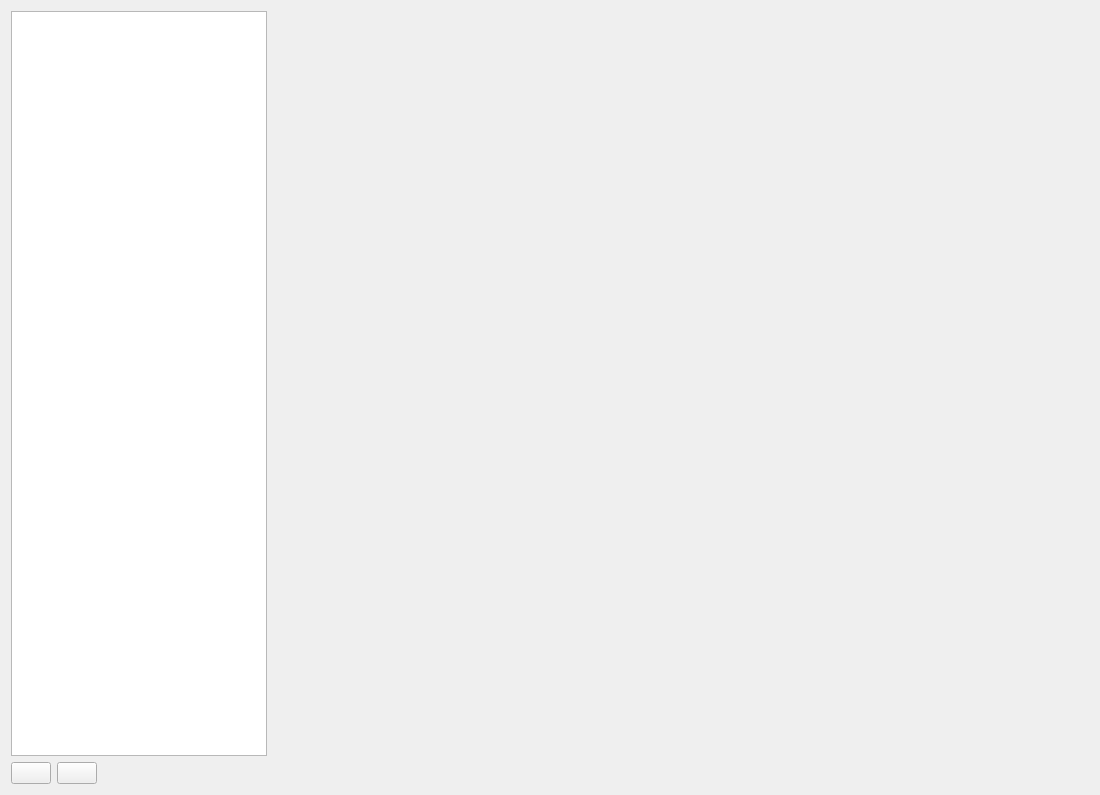
The window that apps/EuropeGameDesigner/res/GameDesigner.ui (Ingener74/Jupiter) describes before a commit, drawn with Qt 5.
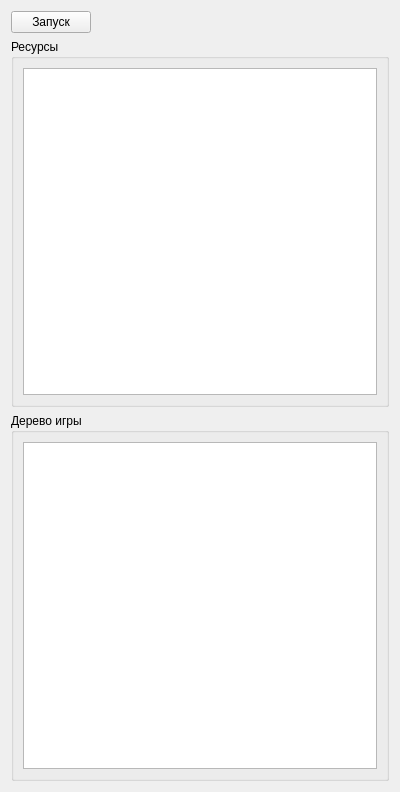
The same window after the commit. Icons and pictures are not drawn.

Commit message: удалил старое окно в Европе

Diff of the .ui file:
```diff
--- a/apps/EuropeGameDesigner/res/GameDesigner.ui
+++ b/apps/EuropeGameDesigner/res/GameDesigner.ui
@@ -6,8 +6,8 @@
    <rect>
     <x>0</x>
     <y>0</y>
-    <width>1100</width>
-    <height>795</height>
+    <width>400</width>
+    <height>792</height>
    </rect>
   </property>
   <property name="windowTitle">
@@ -17,47 +17,13 @@
    <iconset resource="resources.qrc">
     <normaloff>:/qt_level_editor.png</normaloff>:/qt_level_editor.png</iconset>
   </property>
-  <layout class="QVBoxLayout" name="verticalLayout_2">
-   <item>
-    <layout class="QHBoxLayout" name="horizontalLayout_2">
-     <item>
-      <layout class="QVBoxLayout" name="verticalLayout">
-       <item>
-        <widget class="QTreeView" name="nodeTreeView"/>
-       </item>
+  <layout class="QVBoxLayout" name="verticalLayout_3">
        <item>
         <layout class="QHBoxLayout" name="horizontalLayout">
          <item>
           <widget class="QPushButton" name="addNodeButton">
            <property name="text">
-            <string/>
-           </property>
-           <property name="icon">
-            <iconset resource="resources.qrc">
-             <normaloff>:/add.png</normaloff>:/add.png</iconset>
-           </property>
-           <property name="iconSize">
-            <size>
-             <width>32</width>
-             <height>32</height>
-            </size>
-           </property>
-          </widget>
-         </item>
-         <item>
-          <widget class="QPushButton" name="removeNodeButton">
-           <property name="text">
-            <string/>
-           </property>
-           <property name="icon">
-            <iconset resource="resources.qrc">
-             <normaloff>:/rb_full.png</normaloff>:/rb_full.png</iconset>
-           </property>
-           <property name="iconSize">
-            <size>
-             <width>32</width>
-             <height>32</height>
-            </size>
+        <string>Запуск</string>
            </property>
           </widget>
          </item>
@@ -76,36 +42,29 @@
          </item>
         </layout>
        </item>
-      </layout>
-     </item>
      <item>
-      <widget class="QWidget" name="widget" native="true">
-       <property name="sizePolicy">
-        <sizepolicy hsizetype="Preferred" vsizetype="Preferred">
-         <horstretch>1</horstretch>
-         <verstretch>1</verstretch>
-        </sizepolicy>
-       </property>
-       <property name="minimumSize">
-        <size>
-         <width>0</width>
-         <height>0</height>
-        </size>
-       </property>
-       <property name="maximumSize">
-        <size>
-         <width>16777215</width>
-         <height>16777215</height>
-        </size>
-       </property>
-       <layout class="QVBoxLayout" name="verticalLayout_4">
+    <widget class="QGroupBox" name="resourcesGroupBox">
+     <property name="title">
+      <string>Ресурсы</string>
+     </property>
+     <layout class="QVBoxLayout" name="verticalLayout">
         <item>
-         <layout class="QVBoxLayout" name="glLayout"/>
+       <widget class="QTreeView" name="resourceTreeView"/>
         </item>
        </layout>
       </widget>
      </item>
-    </layout>
+   <item>
+    <widget class="QGroupBox" name="nodeTreeGroupBox">
+     <property name="title">
+      <string>Дерево игры</string>
+     </property>
+     <layout class="QVBoxLayout" name="verticalLayout_2">
+      <item>
+       <widget class="QTreeView" name="nodeTreeView"/>
+      </item>
+     </layout>
+    </widget>
    </item>
   </layout>
  </widget>
```
Left out of the diff: 4 changed lines with no effect on the pictures. Lines whose indentation alone changed are shown as unchanged. The commit also changes 7 other files.
